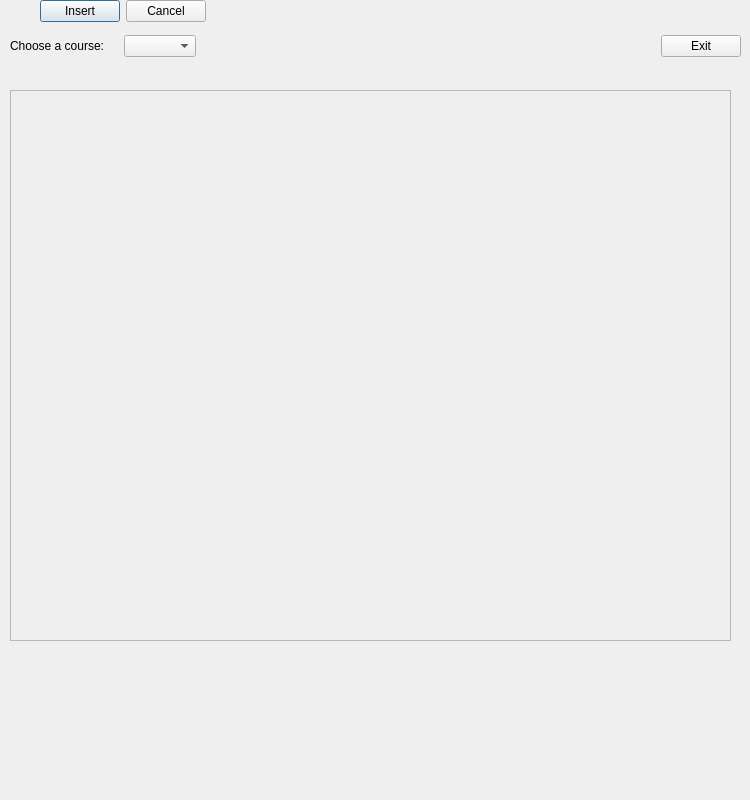
This is src/gui/browse_course_window.ui in tombranfield/spaced_repeating_vocabulary as Qt 5 draws it before an edit. The edited form follows.
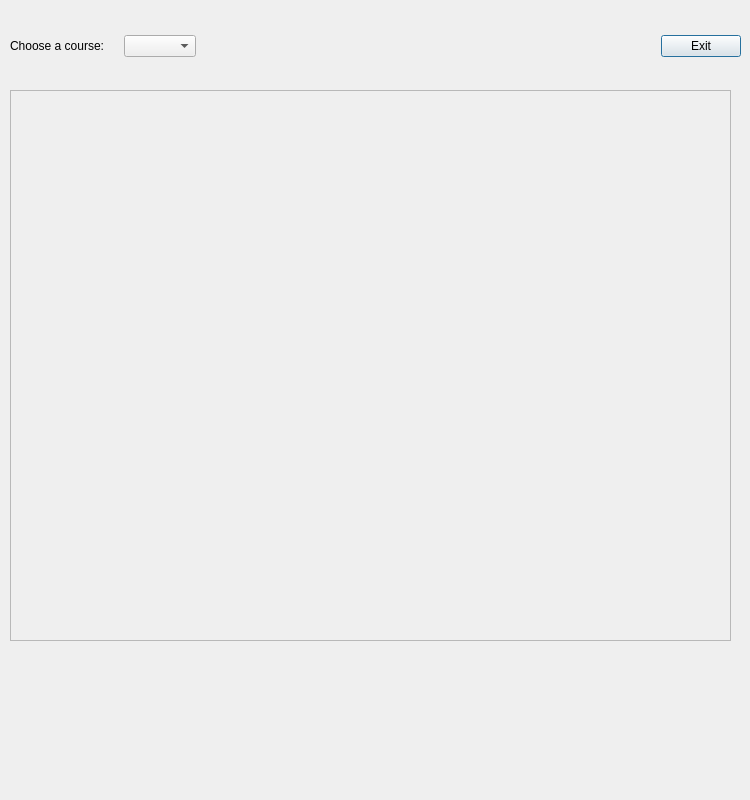
This is the edited form.

Commit message: Added browse_course_window() to course_chooser_widget.py and .ui

```diff
--- a/src/gui/browse_course_window.ui
+++ b/src/gui/browse_course_window.ui
@@ -36,57 +36,7 @@
     </property>
    </widget>
   </widget>
-  <widget class="QWidget" name="">
-   <layout class="QHBoxLayout" name="horizontalLayout">
-    <item>
-     <spacer name="horizontalSpacer_2">
-      <property name="orientation">
-       <enum>Qt::Horizontal</enum>
-      </property>
-      <property name="sizeType">
-       <enum>QSizePolicy::MinimumExpanding</enum>
-      </property>
-      <property name="sizeHint" stdset="0">
-       <size>
-        <width>40</width>
-        <height>20</height>
-       </size>
-      </property>
-     </spacer>
-    </item>
-    <item>
-     <widget class="QPushButton" name="insert_button">
-      <property name="text">
-       <string>Insert</string>
-      </property>
-     </widget>
-    </item>
-    <item>
-     <widget class="QPushButton" name="cancel_button">
-      <property name="text">
-       <string>Cancel</string>
-      </property>
-     </widget>
-    </item>
-    <item>
-     <spacer name="horizontalSpacer">
-      <property name="orientation">
-       <enum>Qt::Horizontal</enum>
-      </property>
-      <property name="sizeType">
-       <enum>QSizePolicy::MinimumExpanding</enum>
-      </property>
-      <property name="sizeHint" stdset="0">
-       <size>
-        <width>40</width>
-        <height>20</height>
-       </size>
-      </property>
-     </spacer>
-    </item>
-   </layout>
-  </widget>
-  <widget class="QWidget" name="">
+  <widget class="QWidget" name="layoutWidget">
    <property name="geometry">
     <rect>
      <x>10</x>
```
The commit also changes 2 other files.
